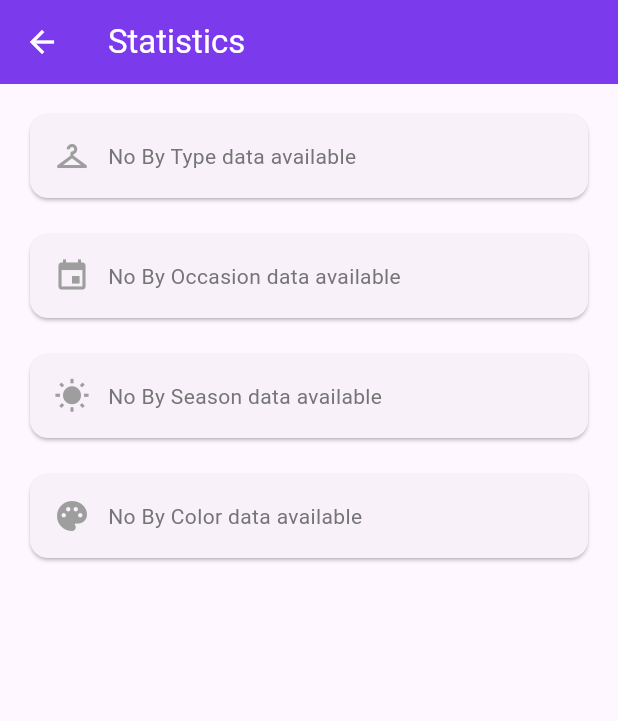
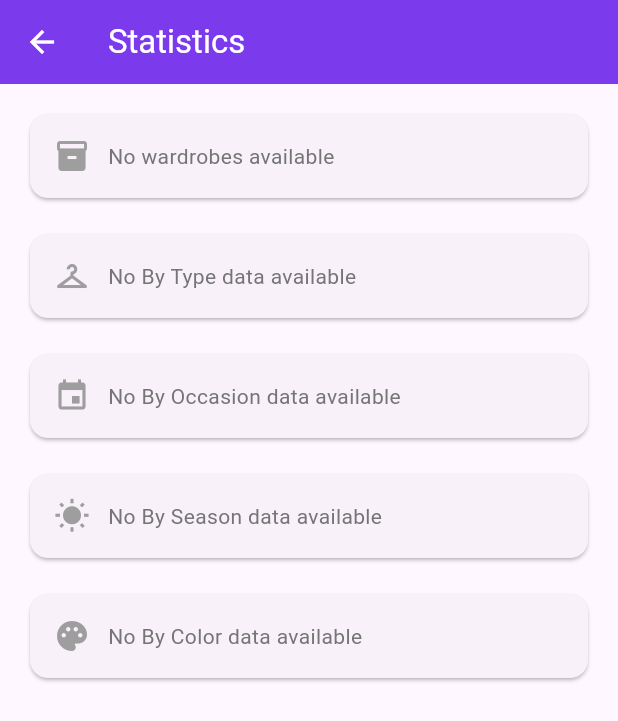
Before and after one commit to gauravkumar2217/wardrobe, a Flutter app: the StatisticsScreen screen opened directly, on a phone screen of 412 x 824 dp. Shown: the top 721 px of the screen. Run offline on Flutter 3.47's test engine with Material 3 defaults, Android fonts, the phone set to English and light mode, and no system bars; our stand-ins replace cached_network_image, cloud_firestore, device_info_plus, firebase_analytics, firebase_auth, firebase_core and 6 more; missing offline and left inert: firebase_app_check; accounts and stored records are empty.

Commit message:
update statistics screen

```diff
--- a/lib/screens/statistics/statistics_screen.dart
+++ b/lib/screens/statistics/statistics_screen.dart
@@ -4,6 +4,8 @@ import '../../providers/auth_provider.dart';
 import '../../providers/cloth_provider.dart';
 import '../../providers/filter_provider.dart';
 import '../../providers/navigation_provider.dart';
+import '../../providers/wardrobe_provider.dart';
+import '../../models/wardrobe.dart';
 
 /// Statistics screen showing counts by type, occasion, season, and color
 class StatisticsScreen extends StatefulWidget {
@@ -18,13 +20,39 @@ class _StatisticsScreenState extends State<StatisticsScreen> {
   Map<String, int> _occasionCounts = {};
   Map<String, int> _seasonCounts = {};
   Map<String, int> _colorCounts = {};
+  List<Wardrobe> _wardrobes = [];
+  bool _isLoadingWardrobes = false;
 
   @override
   void initState() {
     super.initState();
     WidgetsBinding.instance.addPostFrameCallback((_) {
       _calculateStatistics();
+      _loadWardrobes();
     });
+  }
+
+  Future<void> _loadWardrobes() async {
+    final authProvider = Provider.of<AuthProvider>(context, listen: false);
+    if (authProvider.user == null) return;
+
+    setState(() {
+      _isLoadingWardrobes = true;
+    });
+
+    try {
+      final wardrobeProvider = Provider.of<WardrobeProvider>(context, listen: false);
+      await wardrobeProvider.loadWardrobes(authProvider.user!.uid);
+
+      setState(() {
+        _wardrobes = wardrobeProvider.wardrobes;
+        _isLoadingWardrobes = false;
+      });
+    } catch (e) {
+      setState(() {
+        _isLoadingWardrobes = false;
+      });
+    }
   }
 
   void _calculateStatistics() {
@@ -85,6 +113,23 @@ class _StatisticsScreenState extends State<StatisticsScreen> {
     Navigator.pop(context);
   }
 
+  void _navigateToHomeWithWardrobe(Wardrobe wardrobe) {
+    // Set selected wardrobe in provider
+    final wardrobeProvider = Provider.of<WardrobeProvider>(context, listen: false);
+    wardrobeProvider.setSelectedWardrobe(wardrobe);
+
+    // Clear any filters
+    final filterProvider = Provider.of<FilterProvider>(context, listen: false);
+    filterProvider.clearFilters();
+
+    // Navigate to home screen
+    final navigationProvider = Provider.of<NavigationProvider>(context, listen: false);
+    navigationProvider.navigateToHome();
+
+    // Pop statistics screen
+    Navigator.pop(context);
+  }
+
   @override
   Widget build(BuildContext context) {
     return Scaffold(
@@ -100,6 +145,7 @@ class _StatisticsScreenState extends State<StatisticsScreen> {
           if (authProvider.user != null) {
             await clothProvider.loadClothes(userId: authProvider.user!.uid);
             _calculateStatistics();
+            await _loadWardrobes();
           }
         },
         child: SingleChildScrollView(
@@ -107,6 +153,9 @@ class _StatisticsScreenState extends State<StatisticsScreen> {
           child: Column(
             crossAxisAlignment: CrossAxisAlignment.start,
             children: [
+              // My Wardrobes Section
+              _buildWardrobesSection(),
+              const SizedBox(height: 16),
               // Type Statistics
               _buildSection(
                 title: 'By Type',
@@ -212,4 +261,88 @@ class _StatisticsScreenState extends State<StatisticsScreen> {
       ),
     );
   }
+
+  Widget _buildWardrobesSection() {
+    if (_isLoadingWardrobes) {
+      return Card(
+        child: Padding(
+          padding: const EdgeInsets.all(16),
+          child: Row(
+            children: [
+              const Icon(Icons.inventory_2, color: Colors.grey),
+              const SizedBox(width: 12),
+              const Text(
+                'Loading wardrobes...',
+                style: TextStyle(color: Colors.grey),
+              ),
+            ],
+          ),
+        ),
+      );
+    }
+
+    if (_wardrobes.isEmpty) {
+      return Card(
+        child: Padding(
+          padding: const EdgeInsets.all(16),
+          child: Row(
+            children: [
+              const Icon(Icons.inventory_2, color: Colors.grey),
+              const SizedBox(width: 12),
+              Text(
+                'No wardrobes available',
+                style: TextStyle(color: Colors.grey[600]),
+              ),
+            ],
+          ),
+        ),
+      );
+    }
+
+    // Sort by count (descending)
+    final sortedWardrobes = List<Wardrobe>.from(_wardrobes)
+      ..sort((a, b) => b.totalItems.compareTo(a.totalItems));
+
+    return Card(
+      child: Padding(
+        padding: const EdgeInsets.all(16),
+        child: Column(
+          crossAxisAlignment: CrossAxisAlignment.start,
+          children: [
+            Row(
+              children: [
+                const Icon(Icons.inventory_2, color: Color(0xFF7C3AED)),
+                const SizedBox(width: 8),
+                const Text(
+                  'My Wardrobes',
+                  style: TextStyle(
+                    fontSize: 18,
+                    fontWeight: FontWeight.bold,
+                  ),
+                ),
+              ],
+            ),
+            const SizedBox(height: 16),
+            ...sortedWardrobes.map((wardrobe) {
+              return ListTile(
+                title: Text(wardrobe.name),
+                subtitle: wardrobe.location.isNotEmpty
+                    ? Text(wardrobe.location)
+                    : null,
+                trailing: Chip(
+                  label: Text('${wardrobe.totalItems}'),
+                  backgroundColor: const Color(0xFF7C3AED).withOpacity(0.1),
+                  labelStyle: const TextStyle(
+                    color: Color(0xFF7C3AED),
+                    fontWeight: FontWeight.bold,
+                  ),
+                ),
+                onTap: () => _navigateToHomeWithWardrobe(wardrobe),
+              );
+            }),
+          ],
+        ),
+      ),
+    );
+  }
 }
```
